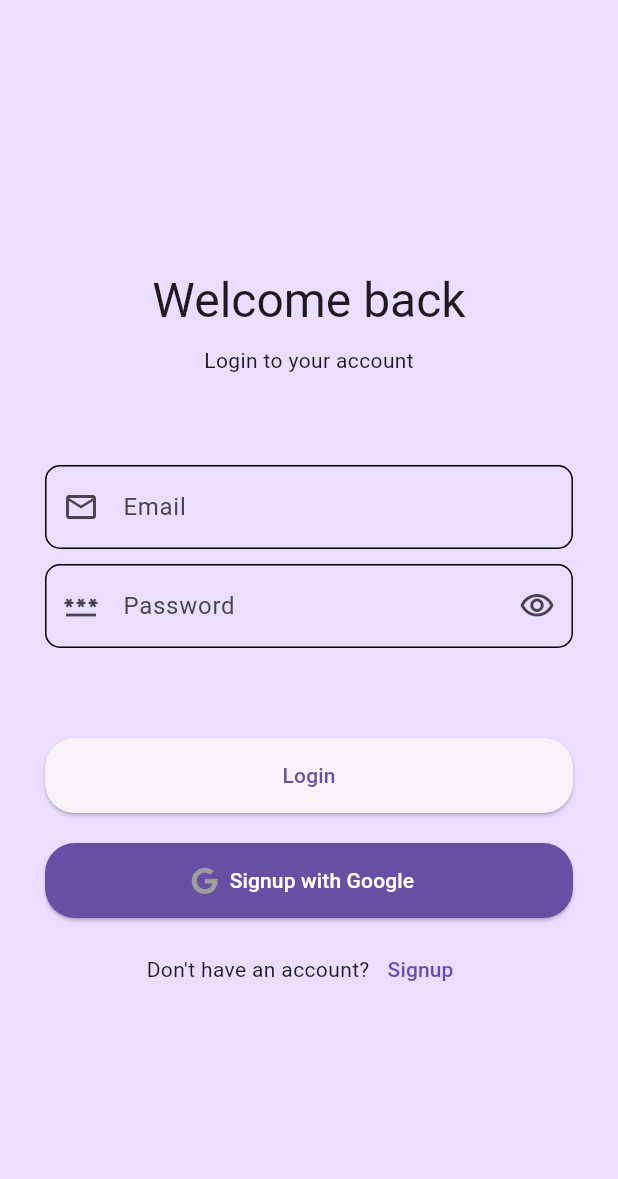
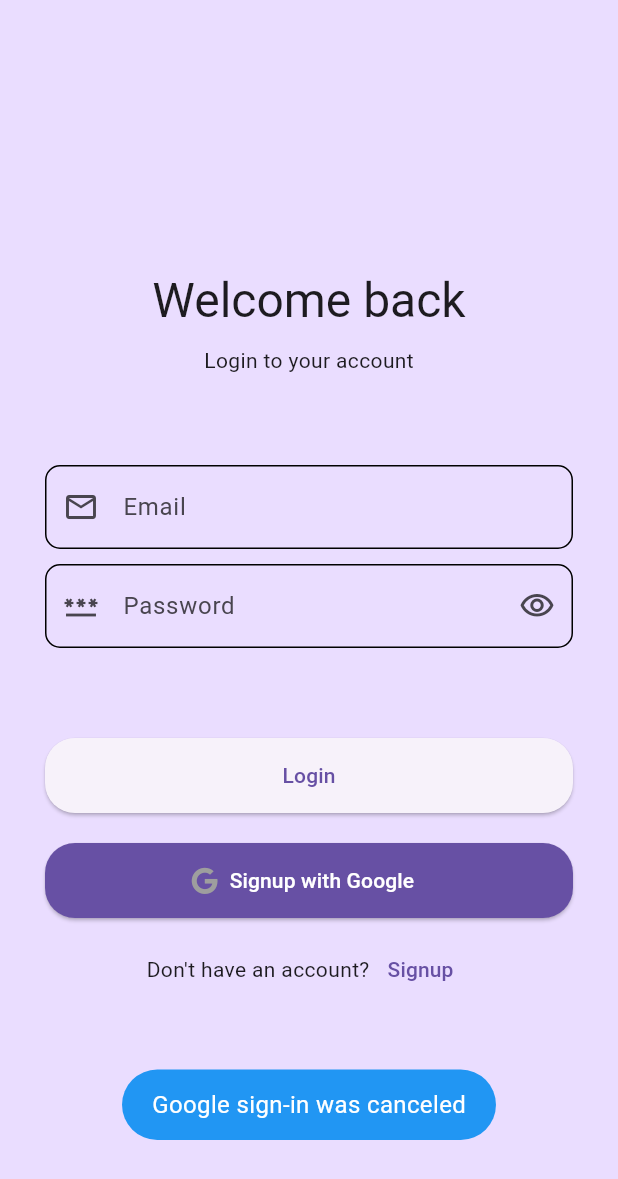
Before and after one commit to Susadi11/Flutter-Expense-Tracker, a Flutter app: the screen it shows after launch, item 3 of the bottom bar chosen, after a tap on "Sign Out", after a tap on "Signup with Google", on a phone screen of 412 x 824 dp. Shown: the top 1179 px of the screen. Run offline on Flutter 3.47's test engine with Material 3 defaults, Android fonts, the phone set to English and light mode, and no system bars; our stand-ins replace connectivity_plus, firebase_auth, firebase_core, fluttertoast, font_awesome_flutter, google_sign_in and 2 more; accounts and stored records are empty; network calls fail.

Commit message:
changed google services, manifest and auth

```diff
--- a/frontend/lib/login.dart
+++ b/frontend/lib/login.dart
@@ -53,7 +53,7 @@ class _LoginState extends State<Login> {
                 keyboardType: TextInputType.emailAddress,
                 decoration: InputDecoration(
                   labelText: "Email",
-                   prefixIcon: Icon(Icons.email_outlined),
+                  prefixIcon: Icon(Icons.email_outlined),
                   border: OutlineInputBorder(
                     borderRadius: BorderRadius.circular(10),
                   ),
@@ -132,7 +132,7 @@ class _LoginState extends State<Login> {
                       ),
                     ),
                     onPressed: () {
-                      // Add your Google Signup logic here
+                      _loginWithGoogle();
                     },
                     icon: const FaIcon(
                       FontAwesomeIcons.google,
@@ -204,6 +204,35 @@ class _LoginState extends State<Login> {
     }
   }
 
+  void _loginWithGoogle() async {
+    setState(() {
+      isLoggingIn = true;
+    });
+
+    User? user = await _auth.signInWithGoogle();
+
+    setState(() {
+      isLoggingIn = false;
+    });
+
+    if (user != null) {
+      _boxLogin.put("loginStatus", true);
+      _boxLogin.put("userEmail", user.email);
+
+      Navigator.pushReplacement(
+        context,
+        MaterialPageRoute(
+          builder: (context) => Profile(
+            username: user.displayName ?? 'User',
+            email: user.email ?? 'email@example.com',
+          ),
+        ),
+      );
+    } else {
+      // The toast message will be shown by the FirebaseAuthService
+    }
+  }
+
   @override
   void dispose() {
     _focusNodePassword.dispose();
--- a/frontend/lib/user_auth/firebase_auth_implementation/firebase_auth_services.dart
+++ b/frontend/lib/user_auth/firebase_auth_implementation/firebase_auth_services.dart
@@ -1,5 +1,5 @@
 import 'package:firebase_auth/firebase_auth.dart';
-
+import 'package:google_sign_in/google_sign_in.dart';
 import 'package:expense_tracker/toast.dart';
 
 
@@ -41,7 +41,28 @@ class FirebaseAuthService {
 
   }
 
+  Future<User?> signInWithGoogle() async {
+      try {
+        final GoogleSignInAccount? googleUser = await GoogleSignIn().signIn();
+        if (googleUser == null) {
+          showToast(message: "Google sign-in was canceled");
+          return null;
+        }
 
+        final GoogleSignInAuthentication googleAuth = await googleUser.authentication;
+
+        final AuthCredential credential = GoogleAuthProvider.credential(
+          accessToken: googleAuth.accessToken,
+          idToken: googleAuth.idToken,
+        );
+
+        UserCredential userCredential = await _auth.signInWithCredential(credential);
+        return userCredential.user;
+      } catch (e) {
+        showToast(message: "Failed to sign in with Google");
+        return null;
+      }
+    }
 
 
 }
```
Also changed, not shown: 2 other files.
